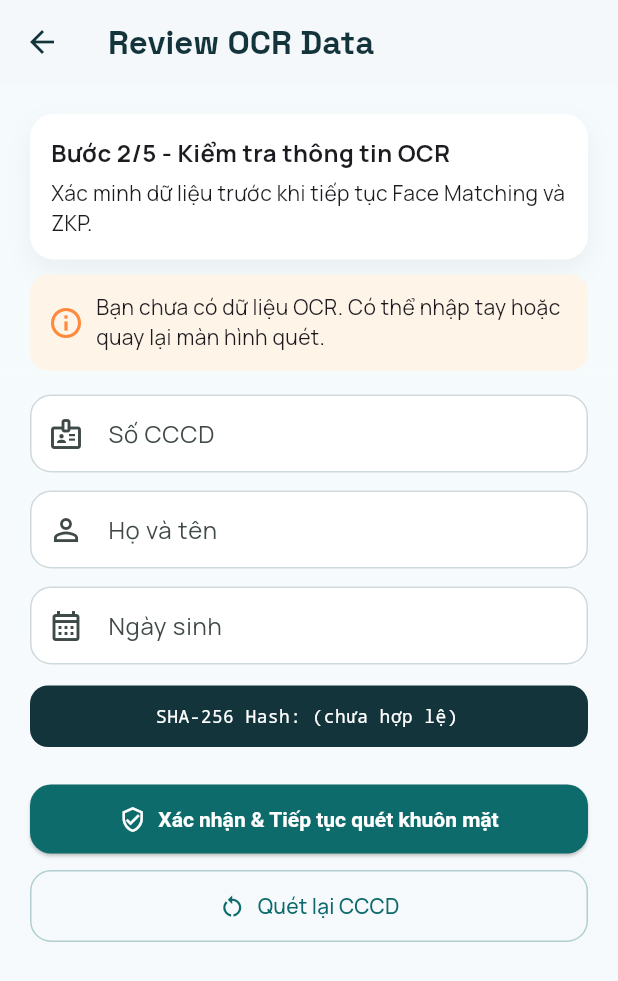
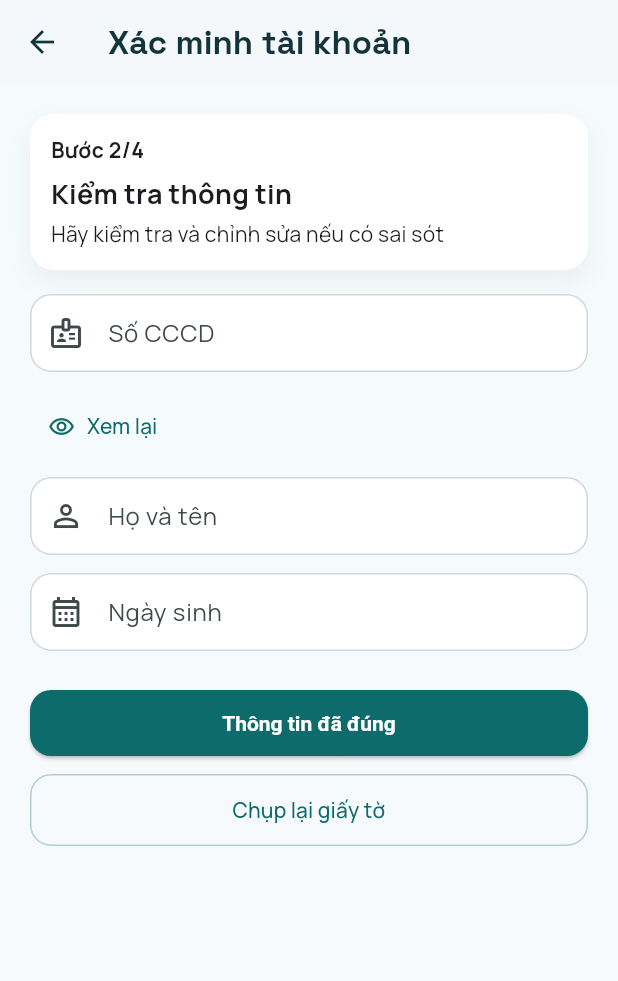
Before and after one commit to Anh-Quoc-Pham/eKYC_android_app, a Flutter app: the ReviewScreen screen opened by its route, on a phone screen of 412 x 824 dp. Shown: the top 981 px of the screen. Run offline on Flutter 3.47's test engine with Material 3 defaults, Android fonts, the phone set to English and light mode, and no system bars; our stand-ins replace camera, flutter_secure_storage, google_fonts, permission_handler; missing offline and left inert: cryptography, google_mlkit_face_detection, google_mlkit_text_recognition; accounts and stored records are empty.

Commit message:
feat(review): streamline review step and actions

```diff
--- a/lib/screens/review_screen.dart
+++ b/lib/screens/review_screen.dart
@@ -23,14 +23,6 @@
   late final TextEditingController _dobController;
 
   bool _isSaving = false;
-
-  String get _cccdHash {
-    final raw = _cccdController.text.trim();
-    if (raw.isEmpty || !OcrService.isValidCccd(raw)) {
-      return '';
-    }
-    return OcrService.hashCccd(raw);
-  }
 
   @override
   void initState() {
@@ -158,6 +150,38 @@
       ..showSnackBar(SnackBar(content: Text(message)));
   }
 
+  void _showDocumentPreview() {
+    showModalBottomSheet<void>(
+      context: context,
+      showDragHandle: true,
+      builder: (context) {
+        return Padding(
+          padding: const EdgeInsets.fromLTRB(16, 4, 16, 20),
+          child: Column(
+            mainAxisSize: MainAxisSize.min,
+            crossAxisAlignment: CrossAxisAlignment.start,
+            children: [
+              Text(
+                'Xem lại',
+                style: Theme.of(
+                  context,
+                ).textTheme.titleLarge?.copyWith(fontWeight: FontWeight.w700),
+              ),
+              const SizedBox(height: 8),
+              const Text('Bản xem nhanh thông tin vừa nhận diện từ giấy tờ.'),
+              const SizedBox(height: 12),
+              Text('Họ và tên: ${_nameController.text.trim()}'),
+              const SizedBox(height: 6),
+              Text('Số CCCD: ${_cccdController.text.trim()}'),
+              const SizedBox(height: 6),
+              Text('Ngày sinh: ${_dobController.text.trim()}'),
+            ],
+          ),
+        );
+      },
+    );
+  }
+
   InputDecoration _fieldDecoration({
     required String label,
     required IconData icon,
@@ -175,14 +199,8 @@
     final compact = AppLayout.isCompact(context);
     final pagePadding = AppLayout.pagePadding(context);
 
-    final hasSeedData =
-        _session.hasOcrData ||
-        _cccdController.text.trim().isNotEmpty ||
-        _nameController.text.trim().isNotEmpty ||
-        _dobController.text.trim().isNotEmpty;
-
     return Scaffold(
-      appBar: AppBar(title: const Text('Review OCR Data')),
+      appBar: AppBar(title: const Text('Xác minh tài khoản')),
       body: Container(
         decoration: const BoxDecoration(
           gradient: LinearGradient(
@@ -215,40 +233,22 @@
                   crossAxisAlignment: CrossAxisAlignment.start,
                   children: [
                     Text(
-                      'Bước 2/5 - Kiểm tra thông tin OCR',
-                      style: TextStyle(
-                        fontWeight: FontWeight.w700,
-                        fontSize: 16,
-                      ),
+                      'Bước 2/4',
+                      style: TextStyle(fontWeight: FontWeight.w700),
                     ),
                     SizedBox(height: 6),
                     Text(
-                      'Xác minh dữ liệu trước khi tiếp tục Face Matching và ZKP.',
+                      'Kiểm tra thông tin',
+                      style: TextStyle(
+                        fontWeight: FontWeight.w700,
+                        fontSize: 18,
+                      ),
                     ),
+                    SizedBox(height: 4),
+                    Text('Hãy kiểm tra và chỉnh sửa nếu có sai sót'),
                   ],
                 ),
               ),
-              if (!hasSeedData) ...[
-                SizedBox(height: compact ? 8 : 10),
-                Container(
-                  padding: EdgeInsets.all(compact ? 10 : 12),
-                  decoration: BoxDecoration(
-                    color: const Color(0xFFFFF4E8),
-                    borderRadius: BorderRadius.circular(12),
-                  ),
-                  child: const Row(
-                    children: [
-                      Icon(Icons.info_outline, color: Color(0xFFFF8A3D)),
-                      SizedBox(width: 8),
-                      Expanded(
-                        child: Text(
-                          'Bạn chưa có dữ liệu OCR. Có thể nhập tay hoặc quay lại màn hình quét.',
-                        ),
-                      ),
-                    ],
-                  ),
-                ),
-              ],
               SizedBox(height: compact ? 12 : 16),
               TextField(
                 controller: _cccdController,
@@ -260,6 +260,15 @@
                 ),
               ),
               SizedBox(height: compact ? 10 : 12),
+              Align(
+                alignment: Alignment.centerLeft,
+                child: TextButton.icon(
+                  onPressed: _showDocumentPreview,
+                  icon: const Icon(Icons.remove_red_eye_outlined),
+                  label: const Text('Xem lại'),
+                ),
+              ),
+              SizedBox(height: compact ? 8 : 10),
               TextField(
                 controller: _nameController,
                 textCapitalization: TextCapitalization.characters,
@@ -277,51 +286,23 @@
                   icon: Icons.calendar_month_outlined,
                 ),
               ),
-              SizedBox(height: compact ? 12 : 14),
-              Container(
-                padding: EdgeInsets.all(compact ? 10 : 12),
-                decoration: BoxDecoration(
-                  color: const Color(0xFF13343A),
-                  borderRadius: BorderRadius.circular(12),
-                ),
-                child: AnimatedSwitcher(
-                  duration: AppMotion.fast,
-                  switchInCurve: AppMotion.standard,
-                  switchOutCurve: Curves.easeIn,
-                  child: SelectableText(
-                    _cccdHash.isEmpty
-                        ? 'SHA-256 Hash: (chưa hợp lệ)'
-                        : 'SHA-256 Hash: $_cccdHash',
-                    key: ValueKey<String>(_cccdHash),
-                    style: const TextStyle(
-                      fontFamily: 'monospace',
-                      fontSize: 12,
-                      color: Colors.white,
-                    ),
+              SizedBox(height: compact ? 18 : 24),
+              SizedBox(
+                width: double.infinity,
+                child: ElevatedButton(
+                  onPressed: _isSaving ? null : _confirmAndSave,
+                  child: Text(
+                    _isSaving ? 'Đang xử lý...' : 'Thông tin đã đúng',
                   ),
                 ),
               ),
-              SizedBox(height: compact ? 18 : 24),
-              ElevatedButton.icon(
-                onPressed: _isSaving ? null : _confirmAndSave,
-                icon: _isSaving
-                    ? const SizedBox(
-                        width: 18,
-                        height: 18,
-                        child: CircularProgressIndicator(strokeWidth: 2),
-                      )
-                    : const Icon(Icons.verified_user_outlined),
-                label: Text(
-                  _isSaving
-                      ? 'Đang lưu và chuyển sang bước quét mặt...'
-                      : 'Xác nhận & Tiếp tục quét khuôn mặt',
+              SizedBox(height: compact ? 8 : 10),
+              SizedBox(
+                width: double.infinity,
+                child: OutlinedButton(
+                  onPressed: _isSaving ? null : _goBackToOcr,
+                  child: const Text('Chụp lại giấy tờ'),
                 ),
-              ),
-              SizedBox(height: compact ? 8 : 10),
-              OutlinedButton.icon(
-                onPressed: _isSaving ? null : _goBackToOcr,
-                icon: const Icon(Icons.restart_alt),
-                label: const Text('Quét lại CCCD'),
               ),
             ],
           ),
```
Also changed, not shown: 1 other file.
